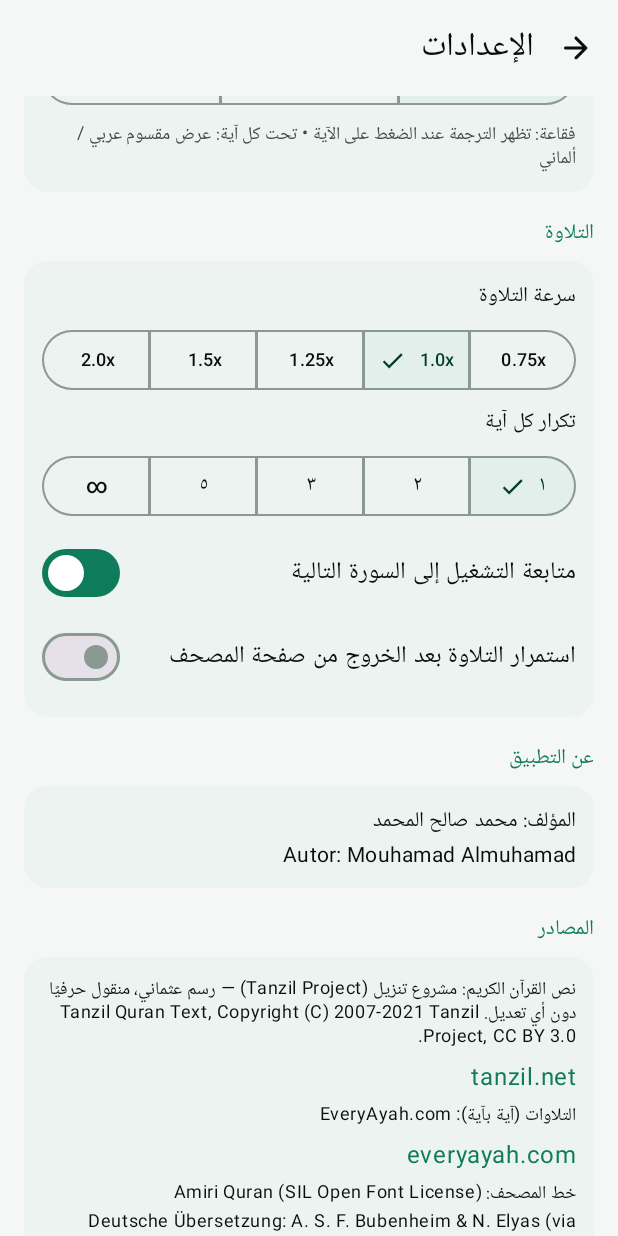
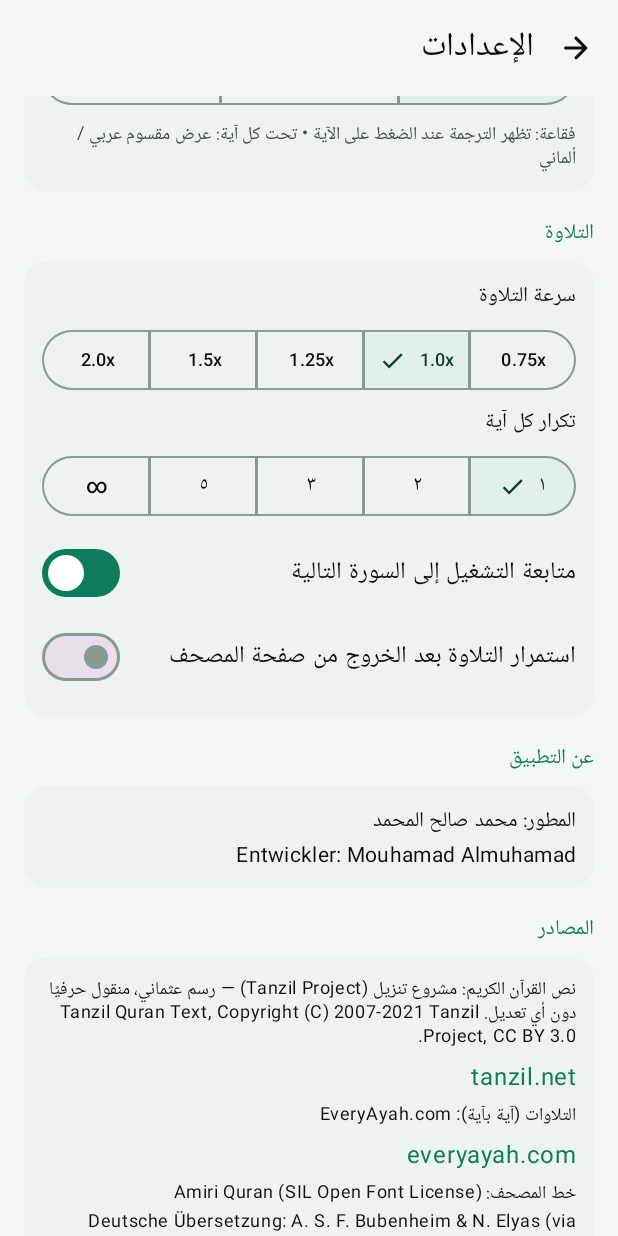
Before and after one commit to M7mdloverrr/project-11, an Android app built with Jetpack Compose: the SettingsScreen screen opened through its navigation route, scrolled down 1064 dp, on a phone screen of 412 x 824 dp. Run offline under Robolectric (Android 15) with nearby library versions, the phone set to English and light mode, and no system bars; libraries missing offline, so code that uses them is left out: com.batoulapps.adhan; network calls fail; pictures from the network do not load; 3 statements that could not run were skipped.

Commit message:
Android: author -> developer credit
Co-Authored-By: Jamel Bro <Almuhamad.mouhamad319@gmail.com>

```diff
--- a/android/app/src/main/java/io/github/m7mdloverrr/quran/ui/SettingsScreen.kt
+++ b/android/app/src/main/java/io/github/m7mdloverrr/quran/ui/SettingsScreen.kt
@@ -158,8 +158,8 @@ fun SettingsScreen(vm: AppViewModel, onBack: () -> Unit) {
                 SwitchRow("استمرار التلاوة بعد الخروج من صفحة المصحف", st.backgroundPlay) { vm.setPref(Prefs.Keys.backgroundPlay, it) }
             }
             Section("عن التطبيق") {
-                Text("المؤلف: محمد صالح المحمد", style = MaterialTheme.typography.bodyMedium)
-                Text("Autor: Mouhamad Almuhamad", style = MaterialTheme.typography.bodyMedium)
+                Text("المطور: محمد صالح المحمد", style = MaterialTheme.typography.bodyMedium)
+                Text("Entwickler: Mouhamad Almuhamad", style = MaterialTheme.typography.bodyMedium)
             }
             Section("المصادر") {
                 Text(
```
